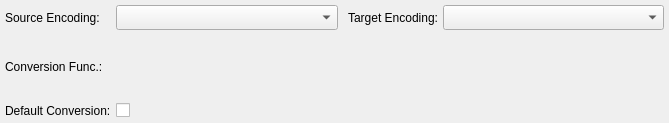
Before: the Qt Designer form libs/libgui/ui/dbobjects/conversionwidget.ui in maniac787/pgmodeler, drawn with Qt 5.
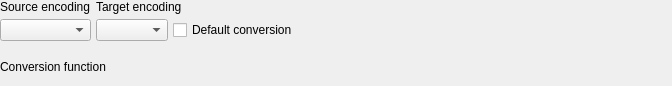
After: the same form once the commit is applied.

Commit message: Refactor ConversionWidget to modern vertical layout

Patch:
```diff
--- a/libs/libgui/ui/dbobjects/conversionwidget.ui
+++ b/libs/libgui/ui/dbobjects/conversionwidget.ui
@@ -6,8 +6,8 @@
    <rect>
     <x>0</x>
     <y>0</y>
-    <width>669</width>
-    <height>123</height>
+    <width>672</width>
+    <height>86</height>
    </rect>
   </property>
   <property name="minimumSize">
@@ -16,26 +16,30 @@
     <height>0</height>
    </size>
   </property>
-  <layout class="QGridLayout" name="convcod_grid">
+  <layout class="QVBoxLayout" name="verticalLayout">
    <property name="leftMargin">
-    <number>5</number>
+    <number>0</number>
    </property>
    <property name="topMargin">
-    <number>5</number>
+    <number>0</number>
    </property>
    <property name="rightMargin">
-    <number>5</number>
+    <number>0</number>
    </property>
    <property name="bottomMargin">
-    <number>5</number>
+    <number>0</number>
    </property>
+   <item>
+    <layout class="QHBoxLayout" name="horizontalLayout">
    <property name="spacing">
     <number>5</number>
    </property>
-   <item row="0" column="0">
+     <item>
+      <layout class="QVBoxLayout" name="src_encoding_lt">
+       <item>
     <widget class="QLabel" name="src_encoding_lbl">
      <property name="sizePolicy">
-      <sizepolicy hsizetype="Preferred" vsizetype="Preferred">
+          <sizepolicy hsizetype="Preferred" vsizetype="Fixed">
        <horstretch>0</horstretch>
        <verstretch>0</verstretch>
       </sizepolicy>
@@ -53,27 +57,21 @@
       </size>
      </property>
      <property name="text">
-      <string>Source Encoding:</string>
+          <string>Source encoding</string>
      </property>
     </widget>
    </item>
-   <item row="0" column="1">
+       <item>
     <widget class="QComboBox" name="src_encoding_cmb">
      <property name="enabled">
       <bool>true</bool>
      </property>
      <property name="sizePolicy">
-      <sizepolicy hsizetype="Expanding" vsizetype="Fixed">
+          <sizepolicy hsizetype="Preferred" vsizetype="Preferred">
        <horstretch>0</horstretch>
        <verstretch>0</verstretch>
       </sizepolicy>
      </property>
-     <property name="minimumSize">
-      <size>
-       <width>0</width>
-       <height>25</height>
-      </size>
-     </property>
      <property name="iconSize">
       <size>
        <width>28</width>
@@ -82,10 +80,17 @@
      </property>
     </widget>
    </item>
-   <item row="0" column="2">
+      </layout>
+     </item>
+     <item>
+      <layout class="QVBoxLayout" name="trg_encoding_lt">
+       <property name="rightMargin">
+        <number>0</number>
+       </property>
+       <item>
     <widget class="QLabel" name="trg_encoding_lbl">
      <property name="sizePolicy">
-      <sizepolicy hsizetype="Preferred" vsizetype="Preferred">
+          <sizepolicy hsizetype="Preferred" vsizetype="Fixed">
        <horstretch>0</horstretch>
        <verstretch>0</verstretch>
       </sizepolicy>
@@ -103,30 +108,32 @@
       </size>
      </property>
      <property name="text">
-      <string>Target Encoding:</string>
+          <string>Target encoding</string>
      </property>
      <property name="indent">
-      <number>5</number>
+          <number>0</number>
      </property>
     </widget>
    </item>
-   <item row="0" column="3">
+       <item>
+        <layout class="QHBoxLayout" name="horizontalLayout_2">
+         <property name="spacing">
+          <number>5</number>
+         </property>
+         <property name="bottomMargin">
+          <number>0</number>
+         </property>
+         <item>
     <widget class="QComboBox" name="trg_encoding_cmb">
      <property name="enabled">
       <bool>true</bool>
      </property>
      <property name="sizePolicy">
-      <sizepolicy hsizetype="Expanding" vsizetype="Fixed">
+            <sizepolicy hsizetype="Preferred" vsizetype="Preferred">
        <horstretch>0</horstretch>
        <verstretch>0</verstretch>
       </sizepolicy>
      </property>
-     <property name="minimumSize">
-      <size>
-       <width>0</width>
-       <height>25</height>
-      </size>
-     </property>
      <property name="iconSize">
       <size>
        <width>28</width>
@@ -135,70 +142,7 @@
      </property>
     </widget>
    </item>
-   <item row="1" column="0">
-    <widget class="QLabel" name="conv_func_lbl">
-     <property name="sizePolicy">
-      <sizepolicy hsizetype="Preferred" vsizetype="Preferred">
-       <horstretch>0</horstretch>
-       <verstretch>0</verstretch>
-      </sizepolicy>
-     </property>
-     <property name="minimumSize">
-      <size>
-       <width>0</width>
-       <height>0</height>
-      </size>
-     </property>
-     <property name="maximumSize">
-      <size>
-       <width>16777215</width>
-       <height>16777215</height>
-      </size>
-     </property>
-     <property name="text">
-      <string>Conversion Func.:</string>
-     </property>
-    </widget>
-   </item>
-   <item row="1" column="1" colspan="3">
-    <spacer name="horizontalSpacer">
-     <property name="orientation">
-      <enum>Qt::Horizontal</enum>
-     </property>
-     <property name="sizeHint" stdset="0">
-      <size>
-       <width>273</width>
-       <height>20</height>
-      </size>
-     </property>
-    </spacer>
-   </item>
-   <item row="2" column="0">
-    <widget class="QLabel" name="default_conv_lbl">
-     <property name="sizePolicy">
-      <sizepolicy hsizetype="Preferred" vsizetype="Preferred">
-       <horstretch>0</horstretch>
-       <verstretch>0</verstretch>
-      </sizepolicy>
-     </property>
-     <property name="minimumSize">
-      <size>
-       <width>0</width>
-       <height>0</height>
-      </size>
-     </property>
-     <property name="maximumSize">
-      <size>
-       <width>16777215</width>
-       <height>16777215</height>
-      </size>
-     </property>
-     <property name="text">
-      <string>Default Conversion:</string>
-     </property>
-    </widget>
-   </item>
-   <item row="2" column="1" colspan="3">
+         <item>
     <widget class="QCheckBox" name="default_conv_chk">
      <property name="sizePolicy">
       <sizepolicy hsizetype="Expanding" vsizetype="Fixed">
@@ -207,9 +151,44 @@
       </sizepolicy>
      </property>
      <property name="text">
-      <string/>
-     </property>
-    </widget>
+            <string>Default conversion</string>
+           </property>
+          </widget>
+         </item>
+        </layout>
+       </item>
+      </layout>
+     </item>
+    </layout>
+   </item>
+   <item>
+    <layout class="QVBoxLayout" name="conv_func_lt">
+     <item>
+      <widget class="QLabel" name="conv_func_lbl">
+       <property name="sizePolicy">
+        <sizepolicy hsizetype="Preferred" vsizetype="Preferred">
+         <horstretch>0</horstretch>
+         <verstretch>0</verstretch>
+        </sizepolicy>
+       </property>
+       <property name="minimumSize">
+        <size>
+         <width>0</width>
+         <height>0</height>
+        </size>
+       </property>
+       <property name="maximumSize">
+        <size>
+         <width>16777215</width>
+         <height>16777215</height>
+        </size>
+       </property>
+       <property name="text">
+        <string>Conversion function</string>
+       </property>
+      </widget>
+     </item>
+    </layout>
    </item>
   </layout>
  </widget>
```
Lines whose indentation alone changed are shown as unchanged. The commit also changes 3 other files.
